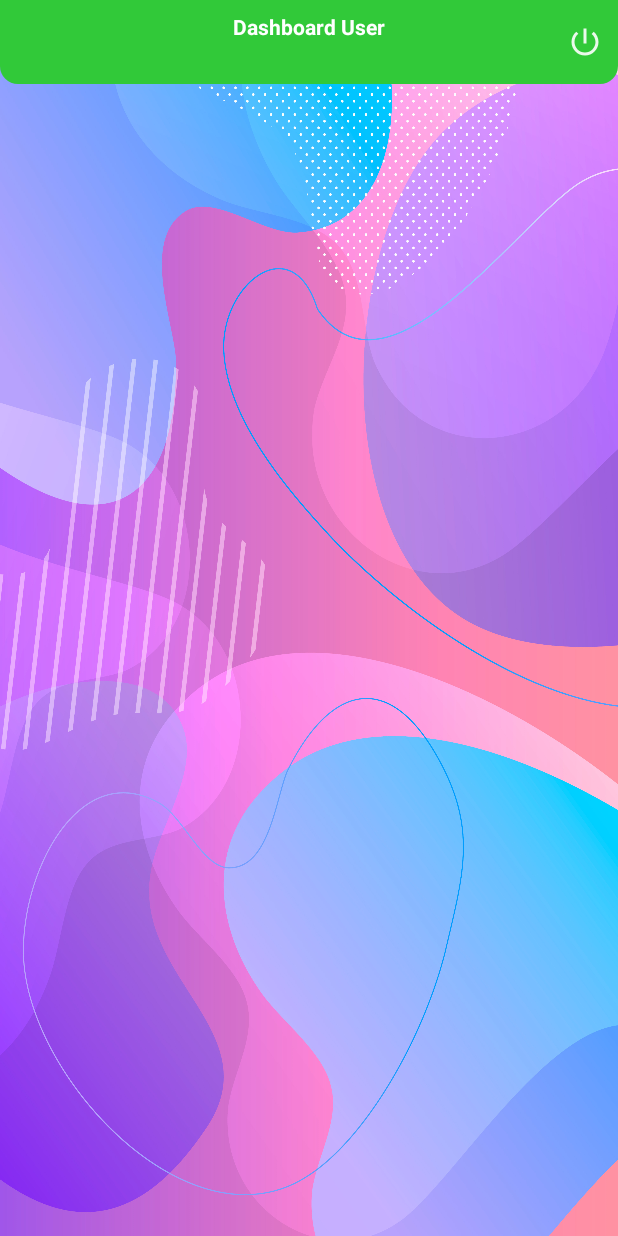
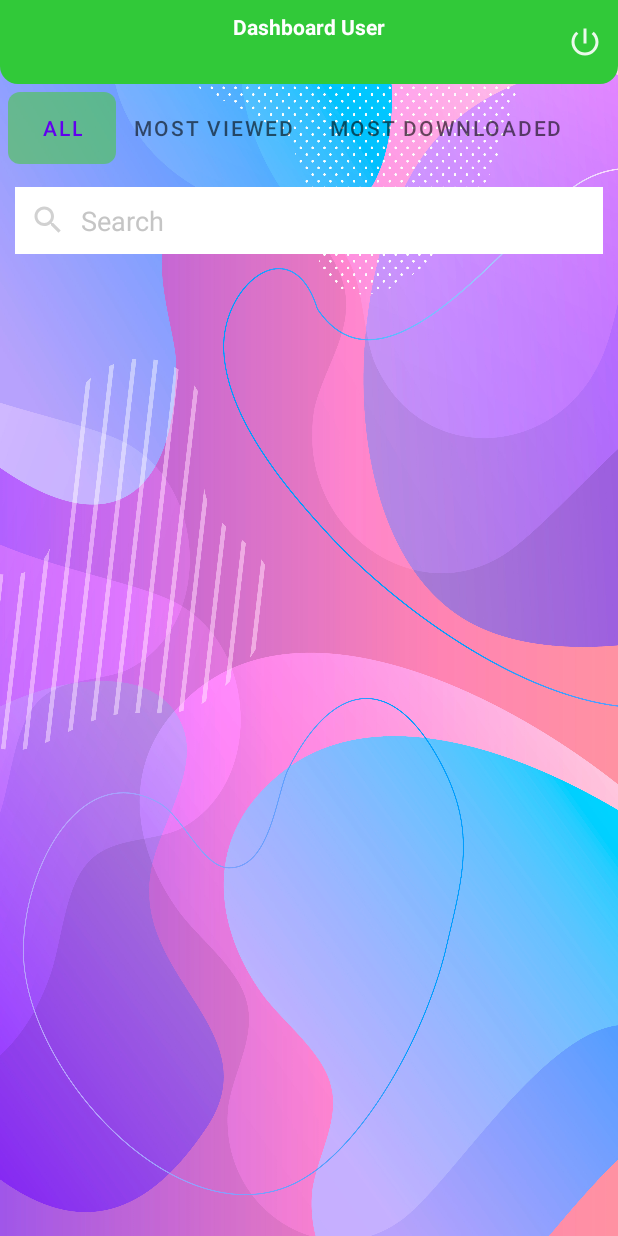
Before and after one commit to Abhishek5520/E-Book, an Android app: the DashBoardUserActivity screen opened directly, with no data from a screen before it, on a phone screen of 412 x 824 dp. Run offline under Robolectric (Android 15) with nearby library versions, the phone set to English and light mode, and no system bars; our stand-ins replace Firebase (no records; nobody signed in at launch, a user with empty details on screens opened directly); libraries missing offline, so code that uses them is left out: com.blogspot.atifsoftwares.

Commit message:
Show Book User

```diff
--- a/app/build.gradle
+++ b/app/build.gradle
@@ -59,6 +59,6 @@ dependencies {
     implementation 'com.github.AtifSayings:Animatoo:1.0.1'
     implementation platform('com.google.firebase:firebase-bom:31.1.0')
     implementation 'com.google.firebase:firebase-analytics-ktx'
-    implementation 'com.github.barteksc:android-pdf-viewer:2.8.2'
+    implementation 'com.github.barteksc:android-pdf-viewer:3.2.0-beta.1'
 
 }
--- /dev/null
+++ b/app/src/main/java/com/example/e_book/BooksUserFragment.kt
@@ -0,0 +1,166 @@
+package com.example.e_book
+
+import android.os.Bundle
+import android.text.Editable
+import android.text.TextWatcher
+import android.util.Log
+import androidx.fragment.app.Fragment
+import android.view.LayoutInflater
+import android.view.View
+import android.view.ViewGroup
+import androidx.core.widget.addTextChangedListener
+import com.example.e_book.databinding.FragmentBooksUserBinding
+import com.google.firebase.database.DataSnapshot
+import com.google.firebase.database.DatabaseError
+import com.google.firebase.database.FirebaseDatabase
+import com.google.firebase.database.ValueEventListener
+
+
+class BooksUserFragment : Fragment {
+
+    private lateinit var binding: FragmentBooksUserBinding
+
+    public companion object{
+        private const val TAG = "BOOKS_USER_TAG"
+
+        public fun newInstance(categoryId: String, category: String, uid: String): BooksUserFragment{
+            val fragment = BooksUserFragment()
+
+            val args = Bundle()
+            args.putString("categoryId",categoryId)
+            args.putString("category",category)
+            args.putString("uid",uid)
+            fragment.arguments = args
+            return fragment
+        }
+
+    }
+
+    private var categoryId = ""
+    private var category = ""
+    private var uid = ""
+
+    private lateinit var pdfArrayList: ArrayList<ModelPdf>
+    private lateinit var adapterPdfUser: AdapterPdfUser
+
+    constructor()
+
+    override fun onCreate(savedInstanceState: Bundle?) {
+        super.onCreate(savedInstanceState)
+
+        val args = arguments
+        if (args != null){
+            categoryId = args.getString("categoryId")!!
+            category = args.getString("category")!!
+            uid = args.getString("uid")!!
+        }
+    }
+
+    override fun onCreateView( inflater: LayoutInflater, container: ViewGroup?, savedInstanceState: Bundle?): View? {
+        // Inflate the layout for this fragment
+        binding = FragmentBooksUserBinding.inflate(LayoutInflater.from(context), container,false)
+
+        Log.d(TAG, "onCreateView: Category: $category")
+        if (category == "All"){
+            loadAllBooks()
+        }
+        else if (category == "Most Viewed"){
+            loadMostViewedDownloadedBooks("viewsCount")
+        }
+        else if (category == "Most Downloaded"){
+            loadMostViewedDownloadedBooks("downloadsCount")
+        }
+        else{
+            loadCategorizedBooks()
+        }
+
+        binding.searchEt.addTextChangedListener{ object :TextWatcher{
+
+            override fun beforeTextChanged(s: CharSequence?, start: Int, count: Int, after: Int) {
+
+            }
+            override fun onTextChanged(s: CharSequence?, start: Int, before: Int, count: Int) {
+                try {
+                    adapterPdfUser.filter.filter(s)
+                }
+                catch (e:Exception){
+                    Log.d(TAG, "onTextChanged: Search Exception ${e.message}")
+                }
+            }
+
+            override fun afterTextChanged(s: Editable?) {
+
+            }
+        }}
+
+        return binding.root
+    }
+
+    private fun loadAllBooks() {
+        pdfArrayList = ArrayList()
+        val ref = FirebaseDatabase.getInstance().getReference("Books")
+        ref.addListenerForSingleValueEvent(object : ValueEventListener{
+            override fun onDataChange(snapshot: DataSnapshot) {
+                pdfArrayList.clear()
+                for (ds in snapshot.children){
+                    val model = ds.getValue(ModelPdf::class.java)
+
+                    pdfArrayList.add(model!!)
+                }
+                adapterPdfUser = AdapterPdfUser(context!!, pdfArrayList)
+
+                binding.booksRv.adapter = adapterPdfUser
+            }
+
+            override fun onCancelled(error: DatabaseError) {
+                TODO("Not yet implemented")
+            }
+        })
+    }
+
+    private fun loadMostViewedDownloadedBooks(orderBy: String) {
+        pdfArrayList = ArrayList()
+        val ref = FirebaseDatabase.getInstance().getReference("Books")
+        ref.orderByChild(orderBy).limitToLast(10) // load 10 most viewed or downloaded books
+            .addListenerForSingleValueEvent(object : ValueEventListener{
+            override fun onDataChange(snapshot: DataSnapshot) {
+                pdfArrayList.clear()
+                for (ds in snapshot.children){
+                    val model = ds.getValue(ModelPdf::class.java)
+
+                    pdfArrayList.add(model!!)
+                }
+                adapterPdfUser = AdapterPdfUser(context!!, pdfArrayList)
+
+                binding.booksRv.adapter = adapterPdfUser
+            }
+
+            override fun onCancelled(error: DatabaseError) {
+                TODO("Not yet implemented")
+            }
+        })
+    }
+
+    private fun loadCategorizedBooks() {
+        pdfArrayList = ArrayList()
+        val ref = FirebaseDatabase.getInstance().getReference("Books")
+        ref.orderByChild("categoryId").equalTo(categoryId).addListenerForSingleValueEvent(object : ValueEventListener{
+            override fun onDataChange(snapshot: DataSnapshot) {
+                pdfArrayList.clear()
+                for (ds in snapshot.children){
+                    val model = ds.getValue(ModelPdf::class.java)
+
+                    pdfArrayList.add(model!!)
+                }
+                adapterPdfUser = AdapterPdfUser(context!!, pdfArrayList)
+
+                binding.booksRv.adapter = adapterPdfUser
+            }
+
+            override fun onCancelled(error: DatabaseError) {
+                TODO("Not yet implemented")
+            }
+        })
+    }
+
+}
--- a/app/src/main/java/com/example/e_book/DashBoardUserActivity.kt
+++ b/app/src/main/java/com/example/e_book/DashBoardUserActivity.kt
@@ -1,15 +1,28 @@
 package com.example.e_book
 
+import android.content.Context
 import android.content.Intent
 import androidx.appcompat.app.AppCompatActivity
 import android.os.Bundle
+import androidx.coordinatorlayout.widget.CoordinatorLayout
+import androidx.fragment.app.Fragment
+import androidx.fragment.app.FragmentManager
+import androidx.fragment.app.FragmentPagerAdapter
+import androidx.viewpager.widget.ViewPager
 import com.blogspot.atifsoftwares.animatoolib.Animatoo
 import com.example.e_book.databinding.ActivityDashBoardUserBinding
 import com.google.firebase.auth.FirebaseAuth
+import com.google.firebase.database.DataSnapshot
+import com.google.firebase.database.DatabaseError
+import com.google.firebase.database.FirebaseDatabase
+import com.google.firebase.database.ValueEventListener
 
 class DashBoardUserActivity : AppCompatActivity() {
 
     private lateinit var binding: ActivityDashBoardUserBinding
+
+    private lateinit var categoryArrayList: ArrayList<ModelCategory>
+    private lateinit var viewPagerAdapter: ViewPagerAdapter
 
     private lateinit var firebaseAuth: FirebaseAuth
     override fun onCreate(savedInstanceState: Bundle?) {
@@ -20,11 +33,112 @@ class DashBoardUserActivity : AppCompatActivity() {
         firebaseAuth = FirebaseAuth.getInstance()
         checkUser()
 
+        setupWithPagerAdapter(binding.viewPager)
+        binding.tabLayout.setupWithViewPager(binding.viewPager)
+
         binding.logoutBtn.setOnClickListener {
             firebaseAuth.signOut()
             startActivity(Intent(this,MainActivity::class.java))
             Animatoo.animateSlideRight(this)
             finish()
+        }
+    }
+
+    private fun setupWithPagerAdapter(viewPager: ViewPager){
+        viewPagerAdapter = ViewPagerAdapter(
+            supportFragmentManager,
+            FragmentPagerAdapter.BEHAVIOR_RESUME_ONLY_CURRENT_FRAGMENT,
+            this
+        )
+
+        categoryArrayList = ArrayList()
+
+        val ref = FirebaseDatabase.getInstance().getReference("Categories")
+        ref.addListenerForSingleValueEvent(object : ValueEventListener{
+            override fun onDataChange(snapshot: DataSnapshot) {
+                categoryArrayList.clear()
+
+                val modelAll = ModelCategory("01","All",1,"")
+                val modelMostViewed = ModelCategory("01","Most Viewed",1,"")
+                val modelMostDownloaded = ModelCategory("01","Most Downloaded",1,"")
+
+                categoryArrayList.add(modelAll)
+                categoryArrayList.add(modelMostViewed)
+                categoryArrayList.add(modelMostDownloaded)
+                viewPagerAdapter.addFragment(
+                    BooksUserFragment.newInstance(
+                        "${modelAll.id}",
+                    "${modelAll.category}",
+                    "${modelAll.uid}"
+                    ), modelAll.category
+                )
+                viewPagerAdapter.addFragment(
+                    BooksUserFragment.newInstance(
+                        "${modelMostViewed.id}",
+                        "${modelMostViewed.category}",
+                        "${modelMostViewed.uid}"
+                    ), modelMostViewed.category
+                )
+                viewPagerAdapter.addFragment(
+                    BooksUserFragment.newInstance(
+                        "${modelMostDownloaded.id}",
+                        "${modelMostDownloaded.category}",
+                        "${modelMostDownloaded.uid}"
+                    ), modelMostDownloaded.category
+                )
+
+                viewPagerAdapter.notifyDataSetChanged()
+
+                for (ds in snapshot.children){
+                    val model = ds.getValue(ModelCategory::class.java)
+
+                    categoryArrayList.add(model!!)
+
+                    viewPagerAdapter.addFragment(
+                        BooksUserFragment.newInstance(
+                            "${model.id}",
+                            "${model.category}",
+                            "${model.uid}"
+                        ), model.category
+                    )
+
+                    viewPagerAdapter.notifyDataSetChanged()
+                }
+            }
+
+            override fun onCancelled(error: DatabaseError) {
+                TODO("Not yet implemented")
+            }
+        })
+
+        viewPager.adapter = viewPagerAdapter
+    }
+
+    class ViewPagerAdapter(fm: FragmentManager, behavior: Int, context: Context): FragmentPagerAdapter(fm, behavior){
+        private val fragmentList: ArrayList<BooksUserFragment> = ArrayList()
+        private val fragmentTitleList: ArrayList<String> = ArrayList()
+
+        private val context: Context
+
+        init {
+            this.context = context
+        }
+        override fun getCount(): Int {
+            return  fragmentList.size
+        }
+
+        override fun getItem(position: Int): Fragment {
+            return fragmentList[position]
+        }
+
+        override fun getPageTitle(position: Int): CharSequence? {
+            return fragmentTitleList[position]
+        }
+
+        public fun addFragment(fragment: BooksUserFragment, title: String){
+            fragmentList.add(fragment)
+
+            fragmentTitleList.add(title)
         }
     }
 
--- /dev/null
+++ b/app/src/main/res/drawable/tab_background_selected.xml
@@ -0,0 +1,8 @@
+<?xml version="1.0" encoding="utf-8"?>
+<shape xmlns:android="http://schemas.android.com/apk/res/android"
+    android:shape="rectangle">
+
+    <solid android:color="#A14EC750"/>
+    <corners android:radius="8dp"/>
+
+</shape>
--- /dev/null
+++ b/app/src/main/res/drawable/tab_background_unselected.xml
@@ -0,0 +1,8 @@
+<?xml version="1.0" encoding="utf-8"?>
+<shape xmlns:android="http://schemas.android.com/apk/res/android"
+    android:shape="rectangle">
+
+    <solid android:color="@android:color/transparent"/>
+    <corners android:radius="8dp"/>
+
+</shape>
--- /dev/null
+++ b/app/src/main/res/drawable/tab_selector.xml
@@ -0,0 +1,6 @@
+<?xml version="1.0" encoding="utf-8"?>
+<selector xmlns:android="http://schemas.android.com/apk/res/android">
+
+    <item android:drawable="@drawable/tab_background_selected" android:state_selected="true"/>
+    <item android:drawable="@drawable/tab_background_unselected" />
+</selector>
--- a/app/src/main/res/layout/activity_dash_board_user.xml
+++ b/app/src/main/res/layout/activity_dash_board_user.xml
@@ -43,4 +43,22 @@
             android:src="@drawable/ic_logout_white" />
     </RelativeLayout>
 
+    <com.google.android.material.tabs.TabLayout
+        android:id="@+id/tabLayout"
+        android:layout_width="match_parent"
+        android:layout_height="wrap_content"
+        android:background="@android:color/transparent"
+        android:layout_margin="5dp"
+        app:tabIndicatorFullWidth="false"
+        android:layout_below="@id/toolbarRl"
+        app:tabBackground="@drawable/tab_selector"
+        app:tabIndicatorHeight="0dp"
+        app:tabMode="scrollable"/>
+
+    <androidx.viewpager.widget.ViewPager
+        android:id="@+id/viewPager"
+        android:layout_width="match_parent"
+        android:layout_height="wrap_content"
+        android:layout_below="@id/tabLayout"/>
+
 </RelativeLayout>
--- a/app/src/main/res/layout/activity_pdf_detail.xml
+++ b/app/src/main/res/layout/activity_pdf_detail.xml
@@ -73,8 +73,8 @@
 
                     <ProgressBar
                         android:id="@+id/progressBar"
-                        android:layout_width="60dp"
-                        android:layout_height="60dp"
+                        android:layout_width="50dp"
+                        android:layout_height="50dp"
                         android:layout_centerInParent="true" />
 
                 </RelativeLayout>
--- /dev/null
+++ b/app/src/main/res/layout/fragment_books_user.xml
@@ -0,0 +1,31 @@
+<?xml version="1.0" encoding="utf-8"?>
+<LinearLayout xmlns:android="http://schemas.android.com/apk/res/android"
+    xmlns:tools="http://schemas.android.com/tools"
+    android:layout_width="match_parent"
+    android:layout_height="match_parent"
+    xmlns:app="http://schemas.android.com/apk/res-auto"
+    android:orientation="vertical"
+    tools:context=".BooksUserFragment">
+
+    <!-- TODO: Update blank fragment layout -->
+    <EditText
+        android:id="@+id/searchEt"
+        android:layout_width="match_parent"
+        android:layout_height="wrap_content"
+        android:layout_margin="10dp"
+        android:hint="Search"
+        android:padding="10dp"
+        android:drawablePadding="10dp"
+        android:textColor="@color/black"
+        android:textColorHint="@color/gray1"
+        android:drawableStart="@drawable/ic_search_gray"
+        android:background="@color/white"/>
+
+    <androidx.recyclerview.widget.RecyclerView
+        android:id="@+id/booksRv"
+        android:layout_width="match_parent"
+        android:layout_height="match_parent"
+        app:layoutManager="androidx.recyclerview.widget.LinearLayoutManager"
+        tools:listitem="@layout/row_pdf_user"/>
+
+</LinearLayout>
--- a/app/src/main/res/values/strings.xml
+++ b/app/src/main/res/values/strings.xml
@@ -1,4 +1,6 @@
 <resources>
     <string name="app_name">E-Book</string>
     <string name="new_user_signup">New User? <b>SignUp</b></string>
+    <!-- TODO: Remove or change this placeholder text -->
+    <string name="hello_blank_fragment">Hello blank fragment</string>
 </resources>
```
Also changed, not shown: app/src/main/java/com/example/e_book/AdapterPdfUser.kt (added, +91 -0 lines), app/src/main/java/com/example/e_book/FilterPdfUser.kt (added, +47 -0 lines), app/src/main/java/com/example/e_book/PdfViewActivity.kt (+6 -1 lines), app/src/main/res/layout/activity_pdf_list_admin.xml (+7 -4 lines), app/src/main/res/layout/row_pdf_user.xml (renamed from app/src/main/res/layout/roe_pdf_admin.xml, +39 -45 lines).
